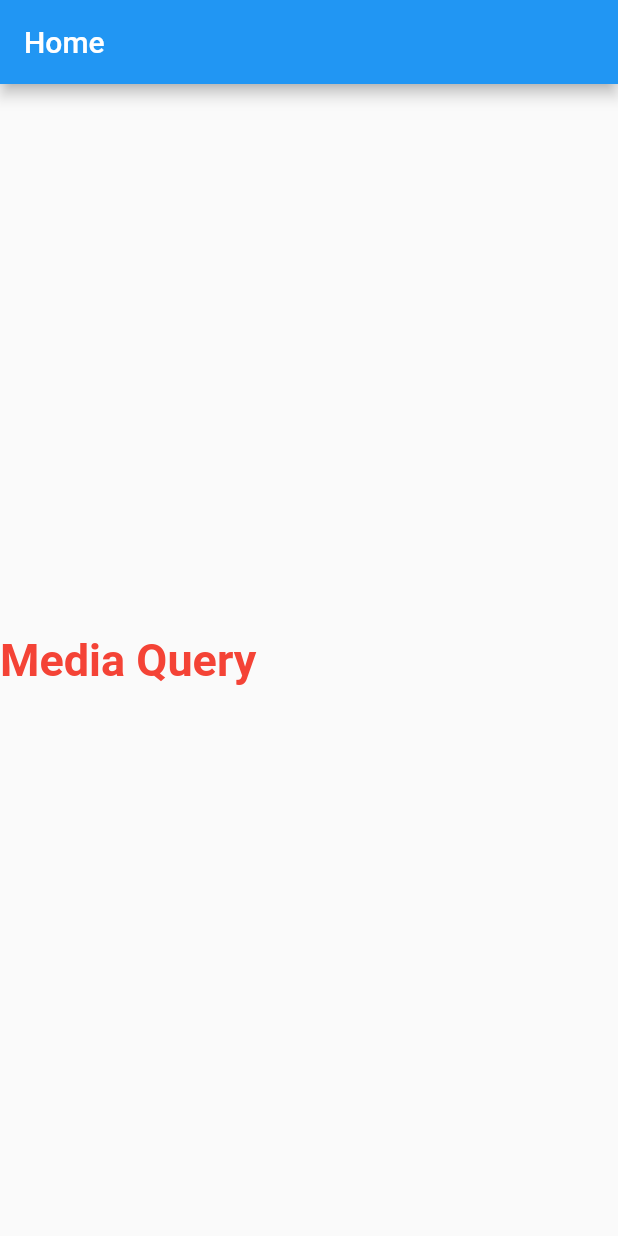
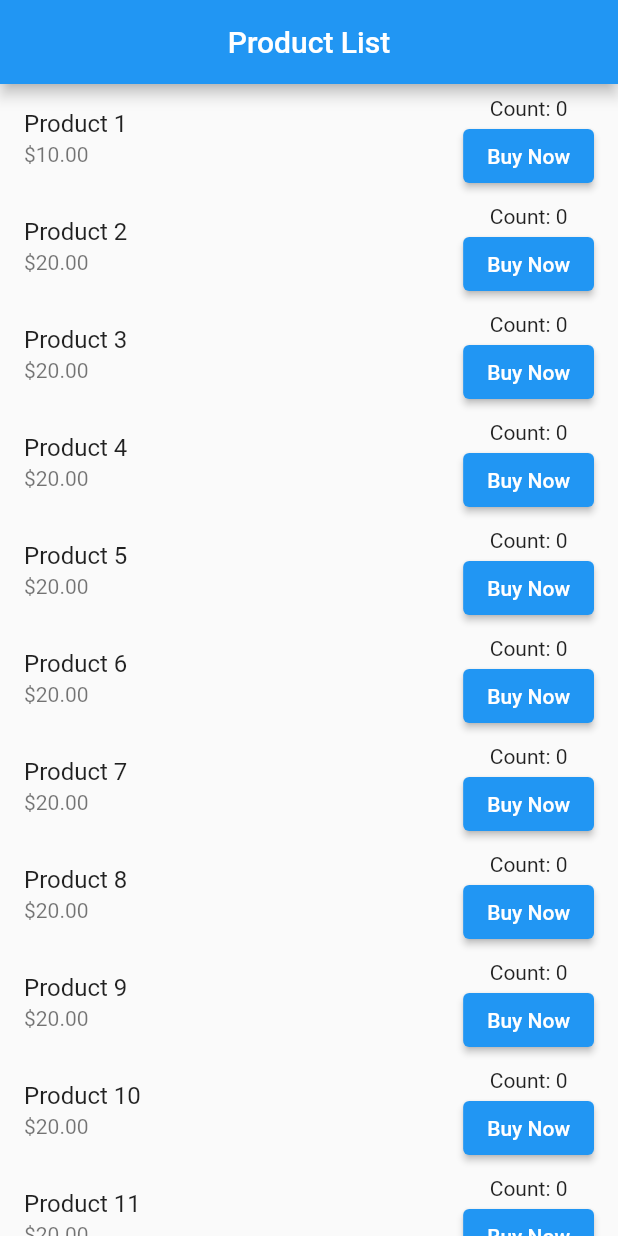
Before and after one commit to pranto372/module_07_flutter_03, a Flutter app: the screen it shows after launch, on a phone screen of 412 x 824 dp. Run offline on Flutter 3.47's test engine with Material 2 defaults, Android fonts, the phone set to English and light mode, and no system bars.

Commit message:
Module 07 Assignment

```diff
--- a/lib/main.dart
+++ b/lib/main.dart
@@ -1,5 +1,4 @@
 import 'package:flutter/material.dart';
-import 'package:module_07_flutter_03/style.dart';
 
 void main() {
   runApp(const MyApp());
@@ -10,45 +9,136 @@ class MyApp extends StatelessWidget {
 
   @override
   Widget build(BuildContext context) {
-    return const MaterialApp(
-      home: MyHomePage(),
+    return MaterialApp(
+      title: 'Product Counter App',
+      debugShowCheckedModeBanner: false,
+      theme: ThemeData(
+        primarySwatch: Colors.blue,
+      ),
+      home: ProductList(),
     );
   }
 }
-class MyHomePage extends StatelessWidget{
-  const MyHomePage({super.key});
+
+class ProductList extends StatefulWidget {
+  @override
+  _ProductListState createState() => _ProductListState();
+}
+
+class _ProductListState extends State<ProductList> {
+  List<Product> product = [
+    Product(name: 'Product 1', price: 10),
+    Product(name: 'Product 2', price: 20),
+    Product(name: 'Product 3', price: 20),
+    Product(name: 'Product 4', price: 20),
+    Product(name: 'Product 5', price: 20),
+    Product(name: 'Product 6', price: 20),
+    Product(name: 'Product 7', price: 20),
+    Product(name: 'Product 8', price: 20),
+    Product(name: 'Product 9', price: 20),
+    Product(name: 'Product 10', price: 20),
+    Product(name: 'Product 11', price: 20),
+    Product(name: 'Product 12', price: 20),
+    Product(name: 'Product 13', price: 20),
+    Product(name: 'Product 14', price: 20),
+    Product(name: 'Product 15', price: 20),
+  ];
 
   @override
   Widget build(BuildContext context) {
     return Scaffold(
       appBar: AppBar(
-        title: const Text("Home"),
+        title: Center(child: Text('Product List')),
       ),
-      body: Column(
+      body: ListView.builder(
+        itemCount: product.length,
+        itemBuilder: (context, index) {
+          return ProductItem(
+            product: product[index],
+            onBuyPressed: () {
+              setState(() {
+                product[index].incrementCounter();
+                if (product[index].counter == 5) {
+                  showDialog(
+                    context: context,
+                    builder: (context) {
+                      return AlertDialog(
+                        title: Text('Congratulations!'),
+                        content: Text('You\'ve bought 5 ${product[index].name}!'),
+                        actions: [
+                          ElevatedButton(
+                            child: Text('OK'),
+                            onPressed: () {
+                              Navigator.of(context).pop();
+                            },
+                          ),
+                        ],
+                      );
+                    },
+                  );
+                }
+              });
+            },
+          );
+        },
+      ),
+    );
+  }
+}
+
+class Product {
+  final String name;
+  final double price;
+  int counter = 0;
+
+  Product({required this.name, required this.price});
+
+  void incrementCounter() {
+    counter++;
+  }
+}
+
+class ProductItem extends StatelessWidget {
+  final Product product;
+  final Function() onBuyPressed;
+
+  ProductItem({required this.product, required this.onBuyPressed});
+
+  @override
+  Widget build(BuildContext context) {
+    return ListTile(
+      title: Text(product.name),
+      subtitle: Text('\$${product.price.toStringAsFixed(2)}'),
+      trailing: Column(
         mainAxisAlignment: MainAxisAlignment.center,
         children: [
-          Text("Media Query", style: Headline(context),)
+          Text('Count: ${product.counter}'),
+          ElevatedButton(
+            onPressed: onBuyPressed,
+            child: Text('Buy Now'),
+          ),
         ],
       ),
     );
   }
 }
 
+class CartPage extends StatelessWidget {
+  final List<Product> products;
 
+  CartPage({required this.products});
 
-/// Media Query(video 1)
+  @override
+  Widget build(BuildContext context) {
+    int totalItems = products.fold(0, (sum, product) => sum + product.counter);
 
-// var widht = MediaQuery.of(context).size.width;
-// var height = MediaQuery.of(context).size.height;
-// var orientation = MediaQuery.of(context).orientation;
-
-
-
-// body: Column(
-// mainAxisAlignment: MainAxisAlignment.center,
-// children: [
-// Text("Width Screen = $widht"),
-// Text("Height Screen = $height"),
-// Text("Orientation Screen = $orientation"),
-// ],
-// ),
+    return Scaffold(
+      appBar: AppBar(
+        title: Text('Cart Page'),
+      ),
+      body: Center(
+        child: Text('Total Items in Cart: $totalItems'),
+      ),
+    );
+  }
+}
--- a/lib/style.dart
+++ /dev/null
@@ -1,23 +0,0 @@
-import 'dart:ui';
-
-import 'package:flutter/material.dart';
-
-TextStyle Headline(context){
-  var widht = MediaQuery.of(context).size.width;
-  if(widht<700){
-    // Mobile
-    return TextStyle(
-      color:Colors.red,
-      fontSize: 30,
-      fontWeight: FontWeight.bold,
-    );
-  }
-  else{
-    // Desktop
-    return TextStyle(
-      color: Colors.green,
-      fontSize: 60,
-      fontWeight: FontWeight.bold
-    );
-  }
-}
--- a/pubspec.yaml
+++ b/pubspec.yaml
@@ -35,6 +35,7 @@ dependencies:
   # The following adds the Cupertino Icons font to your application.
   # Use with the CupertinoIcons class for iOS style icons.
   cupertino_icons: ^1.0.2
+  responsive_grid: ^2.4.4
 
 dev_dependencies:
   flutter_test:
```
Also changed, not shown: pubspec.lock.
